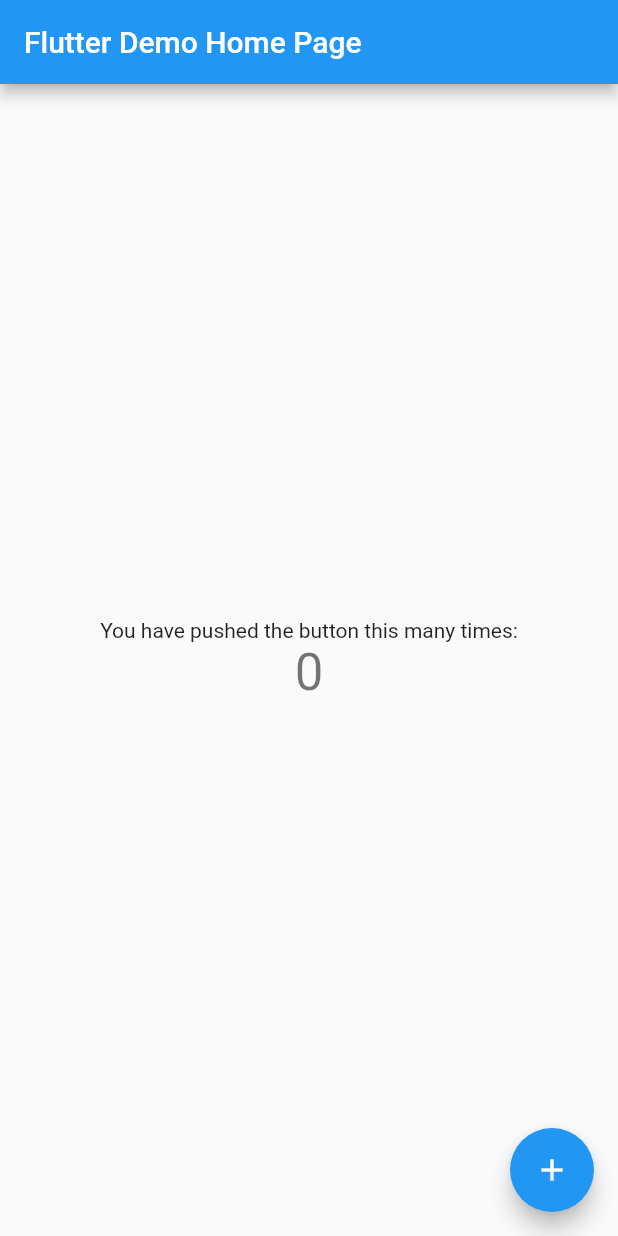
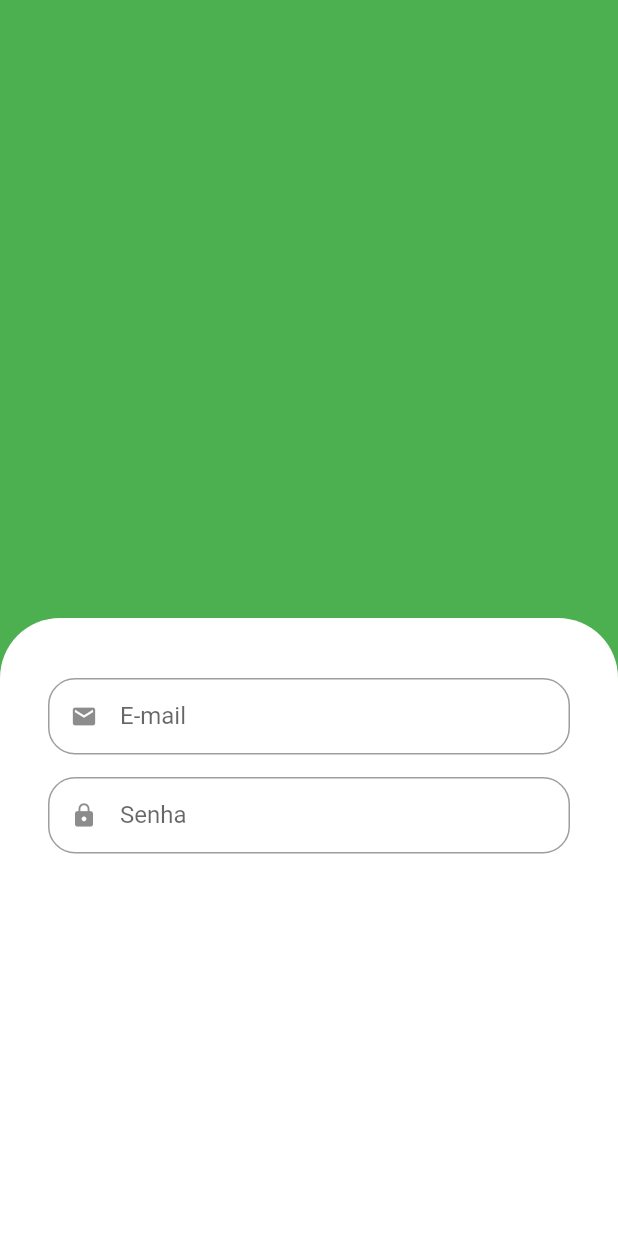
Before and after one commit to jefferson-norberto2/virtual_saler, a Flutter app: the screen it shows after launch, on a phone screen of 412 x 824 dp. Run offline on Flutter 3.47's test engine with Material 2 defaults, Android fonts, the phone set to English and light mode, and no system bars.

Commit message:
Feature - widget custom form text

```diff
--- a/lib/main.dart
+++ b/lib/main.dart
@@ -1,4 +1,5 @@
 import 'package:flutter/material.dart';
+import 'src/auth/sign_in_screen.dart';
 
 void main() {
   runApp(const MyApp());
@@ -13,103 +14,9 @@
     return MaterialApp(
       title: 'Flutter Demo',
       theme: ThemeData(
-        // This is the theme of your application.
-        //
-        // Try running your application with "flutter run". You'll see the
-        // application has a blue toolbar. Then, without quitting the app, try
-        // changing the primarySwatch below to Colors.green and then invoke
-        // "hot reload" (press "r" in the console where you ran "flutter run",
-        // or simply save your changes to "hot reload" in a Flutter IDE).
-        // Notice that the counter didn't reset back to zero; the application
-        // is not restarted.
-        primarySwatch: Colors.blue,
+        primarySwatch: Colors.green,
       ),
-      home: const MyHomePage(title: 'Flutter Demo Home Page'),
+      home: const SignInScreen(),
     );
   }
 }
-
-class MyHomePage extends StatefulWidget {
-  const MyHomePage({super.key, required this.title});
-
-  // This widget is the home page of your application. It is stateful, meaning
-  // that it has a State object (defined below) that contains fields that affect
-  // how it looks.
-
-  // This class is the configuration for the state. It holds the values (in this
-  // case the title) provided by the parent (in this case the App widget) and
-  // used by the build method of the State. Fields in a Widget subclass are
-  // always marked "final".
-
-  final String title;
-
-  @override
-  State<MyHomePage> createState() => _MyHomePageState();
-}
-
-class _MyHomePageState extends State<MyHomePage> {
-  int _counter = 0;
-
-  void _incrementCounter() {
-    setState(() {
-      // This call to setState tells the Flutter framework that something has
-      // changed in this State, which causes it to rerun the build method below
-      // so that the display can reflect the updated values. If we changed
-      // _counter without calling setState(), then the build method would not be
-      // called again, and so nothing would appear to happen.
-      _counter++;
-    });
-  }
-
-  @override
-  Widget build(BuildContext context) {
-    // This method is rerun every time setState is called, for instance as done
-    // by the _incrementCounter method above.
-    //
-    // The Flutter framework has been optimized to make rerunning build methods
-    // fast, so that you can just rebuild anything that needs updating rather
-    // than having to individually change instances of widgets.
-    return Scaffold(
-      appBar: AppBar(
-        // Here we take the value from the MyHomePage object that was created by
-        // the App.build method, and use it to set our appbar title.
-        title: Text(widget.title),
-      ),
-      body: Center(
-        // Center is a layout widget. It takes a single child and positions it
-        // in the middle of the parent.
-        child: Column(
-          // Column is also a layout widget. It takes a list of children and
-          // arranges them vertically. By default, it sizes itself to fit its
-          // children horizontally, and tries to be as tall as its parent.
-          //
-          // Invoke "debug painting" (press "p" in the console, choose the
-          // "Toggle Debug Paint" action from the Flutter Inspector in Android
-          // Studio, or the "Toggle Debug Paint" command in Visual Studio Code)
-          // to see the wireframe for each widget.
-          //
-          // Column has various properties to control how it sizes itself and
-          // how it positions its children. Here we use mainAxisAlignment to
-          // center the children vertically; the main axis here is the vertical
-          // axis because Columns are vertical (the cross axis would be
-          // horizontal).
-          mainAxisAlignment: MainAxisAlignment.center,
-          children: <Widget>[
-            const Text(
-              'You have pushed the button this many times:',
-            ),
-            Text(
-              '$_counter',
-              style: Theme.of(context).textTheme.headline4,
-            ),
-          ],
-        ),
-      ),
-      floatingActionButton: FloatingActionButton(
-        onPressed: _incrementCounter,
-        tooltip: 'Increment',
-        child: const Icon(Icons.add),
-      ), // This trailing comma makes auto-formatting nicer for build methods.
-    );
-  }
-}
--- /dev/null
+++ b/lib/src/auth/components/custom_text_field.dart
@@ -0,0 +1,31 @@
+import 'package:flutter/material.dart';
+
+class CustomTextFormField extends StatelessWidget {
+  final IconData icon;
+  final String label;
+  final bool isObscure;
+
+  const CustomTextFormField(
+      {super.key,
+      required this.icon,
+      required this.label,
+      this.isObscure = false});
+
+  @override
+  Widget build(BuildContext context) {
+    return Padding(
+      padding: const EdgeInsets.only(bottom: 15.0),
+      child: TextFormField(
+        obscureText: isObscure,
+        decoration: InputDecoration(
+          prefixIcon: Icon(icon),
+          label: Text(label),
+          isDense: true,
+          border: OutlineInputBorder(
+            borderRadius: BorderRadius.circular(18),
+          ),
+        ),
+      ),
+    );
+  }
+}
--- /dev/null
+++ b/lib/src/auth/sign_in_screen.dart
@@ -0,0 +1,54 @@
+import 'package:flutter/material.dart';
+import 'package:virtual_saler/src/auth/components/custom_text_field.dart';
+
+class SignInScreen extends StatefulWidget {
+  const SignInScreen({super.key});
+
+  @override
+  State<SignInScreen> createState() => _SignInScreenState();
+}
+
+class _SignInScreenState extends State<SignInScreen> {
+  @override
+  Widget build(BuildContext context) {
+    return Scaffold(
+      backgroundColor: Colors.green[500],
+      body: Column(children: [
+        Expanded(
+          child: Container(
+            color: Colors.green[500],
+          ),
+        ),
+        Expanded(
+          child: Container(
+            padding: const EdgeInsets.symmetric(
+              horizontal: 32,
+              vertical: 40,
+            ),
+            decoration: const BoxDecoration(
+              color: Colors.white,
+              borderRadius: BorderRadius.vertical(
+                top: Radius.circular(40),
+              ),
+            ),
+            child: Column(
+              children: const [
+                // email
+                CustomTextFormField(
+                  icon: Icons.email,
+                  label: 'E-mail',
+                ),
+                CustomTextFormField(
+                  icon: Icons.lock,
+                  label: 'Senha',
+                  isObscure: true,
+                ),
+                //senha
+              ],
+            ),
+          ),
+        ),
+      ]),
+    );
+  }
+}
```
